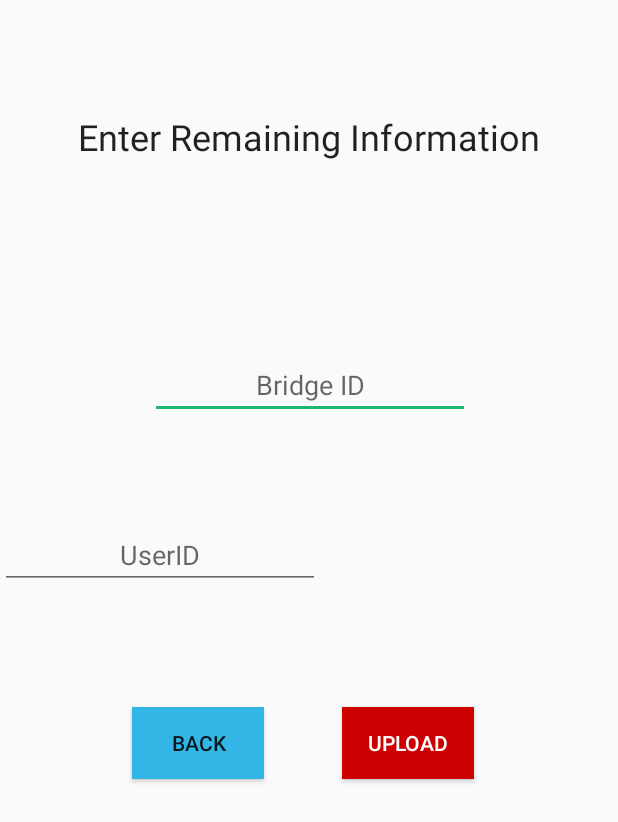
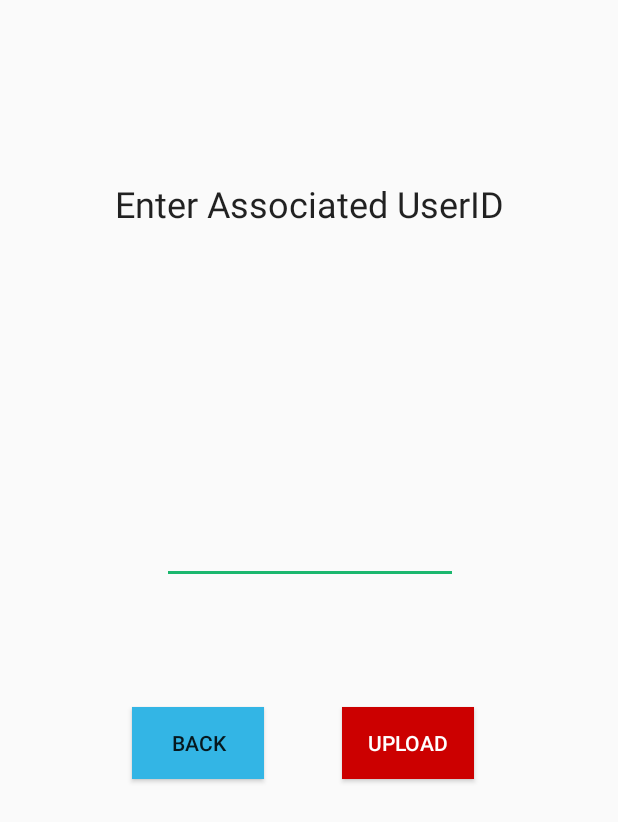
Before and after one commit to Surbhipatel9/drone-bridge-inspection-android, an Android app: the BridgeSelectActivity screen opened directly, with no data from a screen before it, after a tap on "UPLOAD", on a phone screen of 412 x 824 dp. Shown: the top 822 px of the screen. Run offline under Robolectric (Android 15) with nearby library versions, the phone set to English and light mode, and no system bars.

```diff
--- a/app/src/main/java/xyz/maxime_brgt/testretrofit/BridgeSelectActivity.java
+++ b/app/src/main/java/xyz/maxime_brgt/testretrofit/BridgeSelectActivity.java
@@ -1,7 +1,10 @@
 package xyz.maxime_brgt.testretrofit;
 
 import android.content.Intent;
+import android.icu.util.Calendar;
+import android.os.Build;
 import android.os.Environment;
+import android.support.annotation.RequiresApi;
 import android.support.v7.app.AppCompatActivity;
 import android.os.Bundle;
 import android.util.Log;
@@ -16,7 +19,11 @@ import java.io.File;
 import java.io.FileReader;
 import java.io.FileWriter;
 import java.io.IOException;
+import java.sql.ResultSet;
+import java.sql.SQLException;
+import java.text.SimpleDateFormat;
 import java.util.ArrayList;
+import java.util.Date;
 
 import okhttp3.MediaType;
 import okhttp3.MultipartBody;
@@ -29,12 +36,15 @@ public class BridgeSelectActivity extends AppCompatActivity {
 
     Button backButton;
     Button nextButton;
-    EditText bridgeIDEditText;
+    //EditText bridgeIDEditText;
     EditText userIDEditText;
 
     public String userID = "";
     public String bridgeID = "";
 
+    String formattedDate = "";
+
+    @RequiresApi(api = Build.VERSION_CODES.N)
     @Override
     protected void onCreate(Bundle savedInstanceState) {
         super.onCreate(savedInstanceState);
@@ -42,19 +52,28 @@ public class BridgeSelectActivity extends AppCompatActivity {
 
         backButton = (Button)findViewById(R.id.backButton);
         nextButton = (Button)findViewById(R.id.nextButton);
-        bridgeIDEditText = (EditText)findViewById(R.id.bridgeIDEditText);
+        //bridgeIDEditText = (EditText)findViewById(R.id.bridgeIDEditText);
         userIDEditText = (EditText)findViewById(R.id.userIDEditText);
+
+        Date c = Calendar.getInstance().getTime();
+        SimpleDateFormat df = new SimpleDateFormat("dd-MMM-yyyy");
+        formattedDate = df.format(c);
     }
 
-    public void nextButtonMethod(View v){
-        bridgeID = bridgeIDEditText.getText().toString();
-        userID = userIDEditText.getText().toString();
+    public void nextButtonMethod(View v) throws SQLException {
 
-        if(bridgeID == null || bridgeID.equals("")) {
-            Toast.makeText(BridgeSelectActivity.this, "Please enter a bridge ID", Toast.LENGTH_SHORT).show();
-            Log.d("ok", bridgeIDEditText.toString());
-        }
-        if(userID == null || userID.equals("")){
+
+//        ResultSet userResultSet = ConnectionClass.selectedUserIDQuery();
+//        ArrayList<Integer> rowValues = new ArrayList<Integer>();
+//        while (userResultSet.next()) {
+//            rowValues.add(Integer.valueOf(userResultSet.getString(1)));
+//        }
+//
+//
+//        //bridgeID = bridgeIDEditText.getText().toString();
+          userID = userIDEditText.getText().toString();
+
+        if(userID == null || userID.equals("") /* || !rowValues.contains(Integer.parseInt(userID) )*/){
             Toast.makeText(BridgeSelectActivity.this, "Please enter a user ID", Toast.LENGTH_SHORT).show();
         }
         else{
@@ -116,13 +135,14 @@ public class BridgeSelectActivity extends AppCompatActivity {
                             return;
                         }
                         if (response.isSuccessful()) {
-                            Toast.makeText(BridgeSelectActivity.this, "Upload successful!", Toast.LENGTH_SHORT)
-                                    .show();
                             Log.d("URL Picture", "http://imgur.com/" + response.body().data.id);
                             //notificationHelper.createUploadedNotification(response.body());
                             String droneImageURL = "http://imgur.com/" + response.body().data.id;
-                            ConnectionClass.insertPhotoQuery();
-                            Log.d("test123", droneImageURL);
+                            int userIDInt = Integer.parseInt(userID);
+                            ConnectionClass.insertPhotoQuery(userIDInt, formattedDate, bridgeNames.get(spot), bridgeDescrtiptions.get(spot), droneImageURL + ".jpg");
+                            //Log.d("test123", droneImageURL);
+                            Toast.makeText(BridgeSelectActivity.this, "Upload successful!", Toast.LENGTH_LONG).show();
+
 
                         }
 
--- a/app/src/main/java/xyz/maxime_brgt/testretrofit/HomeActivity.java
+++ b/app/src/main/java/xyz/maxime_brgt/testretrofit/HomeActivity.java
@@ -35,9 +35,6 @@ public class HomeActivity extends AppCompatActivity {
     public void loginButton(View v) {
         Intent goToImageIntent = new Intent(getApplicationContext(), GridActivity.class);
         startActivity(goToImageIntent);
-
-       // ConnectionClass.insertPhotoQuery();
-
     }
 
 }
--- a/app/src/main/res/layout/activity_bridge_select.xml
+++ b/app/src/main/res/layout/activity_bridge_select.xml
@@ -44,25 +44,6 @@
         app:layout_constraintTop_toTopOf="parent"
         app:layout_constraintVertical_bias="0.61" />
 
-    <EditText
-        android:id="@+id/bridgeIDEditText"
-        android:layout_width="wrap_content"
-        android:layout_height="wrap_content"
-        android:layout_marginBottom="8dp"
-        android:layout_marginTop="8dp"
-        android:ems="10"
-        android:hint="@string/bridgeHint"
-        android:inputType="textPersonName"
-        android:textAlignment="center"
-        app:layout_constraintBottom_toBottomOf="parent"
-        app:layout_constraintEnd_toEndOf="parent"
-        app:layout_constraintHorizontal_bias="0.503"
-        app:layout_constraintLeft_toLeftOf="parent"
-        app:layout_constraintRight_toRightOf="parent"
-        app:layout_constraintStart_toStartOf="parent"
-        app:layout_constraintTop_toTopOf="parent"
-        app:layout_constraintVertical_bias="0.296" />
-
     <TextView
         android:id="@+id/textView2"
         android:layout_width="wrap_content"
@@ -77,23 +58,26 @@
         app:layout_constraintRight_toRightOf="parent"
         app:layout_constraintStart_toStartOf="parent"
         app:layout_constraintTop_toTopOf="parent"
-        app:layout_constraintVertical_bias="0.086" />
+        app:layout_constraintVertical_bias="0.144" />
 
     <EditText
         android:id="@+id/userIDEditText"
-        android:layout_width="wrap_content"
-        android:layout_height="wrap_content"
+        android:layout_width="197dp"
+        android:layout_height="97dp"
         android:layout_marginBottom="8dp"
+        android:layout_marginEnd="8dp"
+        android:layout_marginStart="8dp"
         android:layout_marginTop="8dp"
         android:ems="10"
-        android:hint="@string/userid"
-        android:inputType="textPersonName"
+        android:inputType="number"
         android:textAlignment="center"
         app:layout_constraintBottom_toBottomOf="parent"
+        app:layout_constraintEnd_toEndOf="parent"
+        app:layout_constraintHorizontal_bias="0.504"
         app:layout_constraintLeft_toLeftOf="parent"
         app:layout_constraintRight_toRightOf="parent"
         app:layout_constraintStart_toStartOf="parent"
         app:layout_constraintTop_toTopOf="parent"
-        app:layout_constraintVertical_bias="0.445" />
+        app:layout_constraintVertical_bias="0.4" />
 
 </android.support.constraint.ConstraintLayout>
--- a/app/src/main/res/layout/activity_image_update.xml
+++ b/app/src/main/res/layout/activity_image_update.xml
@@ -20,7 +20,7 @@
         android:layout_marginBottom="8dp"
         android:layout_marginEnd="8dp"
         android:layout_marginTop="8dp"
-        android:background="@android:color/background_light"
+        android:background="@android:color/transparent"
         app:layout_constraintBottom_toBottomOf="parent"
         app:layout_constraintEnd_toEndOf="parent"
         app:layout_constraintHorizontal_bias="0.527"
--- a/app/src/main/res/values/strings.xml
+++ b/app/src/main/res/values/strings.xml
@@ -36,7 +36,7 @@
     <string name="removeButton">Remove</string>
     <string name="readyButton">View Ready</string>
 
-    <string name="bridgeSelectLabel">Enter Remaining Information</string>
+    <string name="bridgeSelectLabel">Enter Associated UserID</string>
     <string name="title_activity_ready">ReadyActivity</string>
     <string name="title_activity_image_update">ImageUpdateActivity</string>
 </resources>
```
Also changed, not shown: app/src/main/java/xyz/maxime_brgt/testretrofit/ConnectionClass.java (+37 -7 lines), app/src/main/res/layout/activity_image_edit.xml (+13 -9 lines), app/src/main/res/layout/activity_ready.xml (+10 -3 lines).
